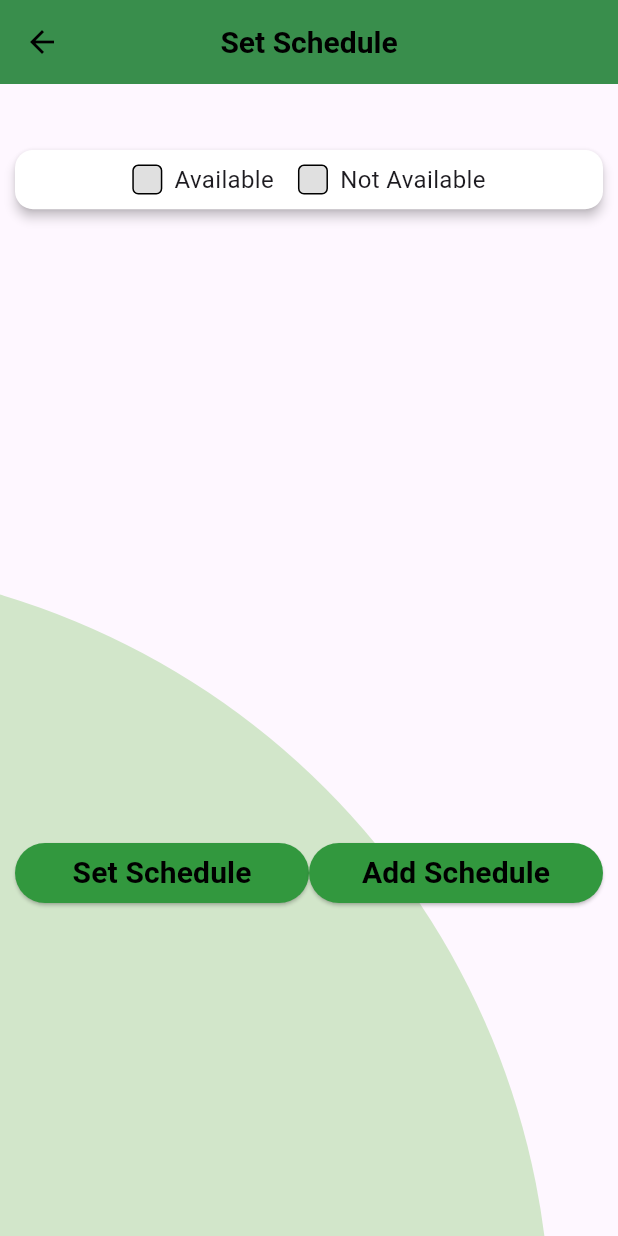
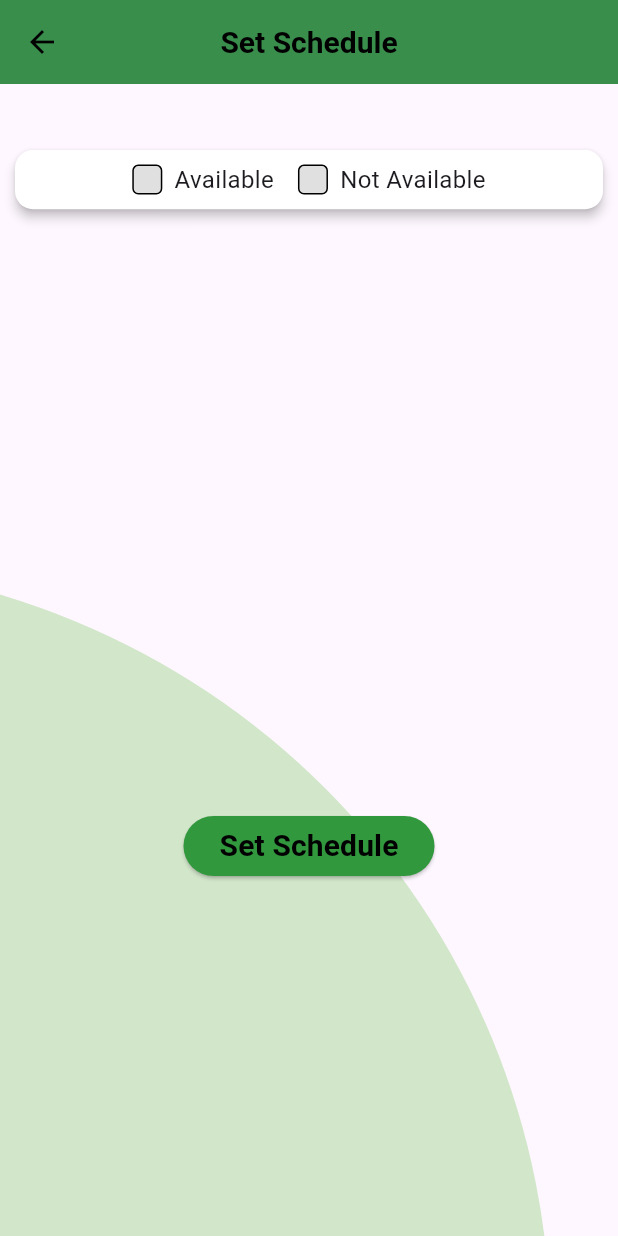
Before and after one commit to umaishasan/ProfessorAppointment, a Flutter app: the SetScheduleScreen screen opened directly, on a phone screen of 412 x 824 dp. Run offline on Flutter 3.47's test engine with Material 3 defaults, Android fonts, the phone set to English and light mode, and no system bars; our stand-ins replace cached_network_image, cloud_firestore, firebase_auth, firebase_core, firebase_database, firebase_messaging and 2 more; accounts and stored records are empty; Roboto replaces fonts that are missing (Heebo).

Commit message:
Update work related to schedule

```diff
--- a/lib/Firebase/FirebaseServices.dart
+++ b/lib/Firebase/FirebaseServices.dart
@@ -218,7 +218,7 @@ class FirebaseServices extends StatelessWidget {
         Firestore.collection(FirestoreScheduleCollectionName)
             .doc(Auth.currentUser!.uid);
     docRef.update({
-      "DatesTimes": FieldValue.arrayUnion(elements),
+      "DatesTimes": elements,
       "Status": status,
     });
     CommonComponent.CreateToast("Set schedule successfully");
--- a/lib/SetScheduleScreen.dart
+++ b/lib/SetScheduleScreen.dart
@@ -1,9 +1,9 @@
+import 'package:cloud_firestore/cloud_firestore.dart';
 import 'package:flutter/material.dart';
 import 'package:scholappoinment_934074496/Components/CommonComponent.dart';
 import 'package:scholappoinment_934074496/Components/DateComponent.dart';
 import 'package:scholappoinment_934074496/Components/TimeComponent.dart';
 import 'package:scholappoinment_934074496/Firebase/FirebaseServices.dart';
-import 'package:scholappoinment_934074496/HomeScreen.dart';
 import 'package:scholappoinment_934074496/main.dart';
 
 class SetScheduleScreen extends StatefulWidget {
@@ -51,60 +51,53 @@ class _SetScheduleScreenState extends State<SetScheduleScreen> {
 
         // both Button
         Container(
-            margin: const EdgeInsets.only(left: 10, right: 10, top: 340),
+            margin: const EdgeInsets.only(left: 10, right: 10, top: 540),
             child: Center(
-                child: Row(
+                child: Column(
               children: [
+                showButton(),
+              ],
+            )))
+      ]),
+    );
+  }
+
+  Widget showButton() {
+    List<Widget> buttons = [];
+
+    if (AvailableText == "Available") {
+      // Add schedule Button
+      buttons.add(createButton("Add Schedule", () => _addSchedule()));
       // Set schedule Button
-                Expanded(
-                  child: ElevatedButton(
-                    onPressed: () {
-                      setSchedule();
-                    },
+      buttons.add(createButton("Set Schedule", () => setSchedule()));
+    } else {
+      // Set schedule Button
+      buttons.add(createButton("Set Schedule", () => setSchedule()));
+    }
+
+    return Column(
+      children: buttons,
+    );
+  }
+
+  Widget createButton(String buttonName, VoidCallback onPressed) {
+    return ElevatedButton(
+      onPressed: onPressed,
       style: ElevatedButton.styleFrom(
         backgroundColor: const Color(0xFF32983E),
         shape: RoundedRectangleBorder(
           borderRadius: BorderRadius.circular(23),
         ),
       ),
-                    child: const Text(
-                      'Set Schedule',
-                      style: TextStyle(
+      child: Text(
+        buttonName,
+        style: const TextStyle(
           color: Colors.black,
           fontSize: 20,
           fontFamily: 'Heebo',
           fontWeight: FontWeight.w700,
         ),
       ),
-                  ),
-                ),
-
-                //Add schedule button
-                Expanded(
-                  child: ElevatedButton(
-                    onPressed: () {
-                      _addSchedule();
-                    },
-                    style: ElevatedButton.styleFrom(
-                      backgroundColor: const Color(0xFF32983E),
-                      shape: RoundedRectangleBorder(
-                        borderRadius: BorderRadius.circular(23),
-                      ),
-                    ),
-                    child: const Text(
-                      'Add Schedule',
-                      style: TextStyle(
-                        color: Colors.black,
-                        fontSize: 20,
-                        fontFamily: 'Heebo',
-                        fontWeight: FontWeight.w700,
-                      ),
-                    ),
-                  ),
-                ),
-              ],
-            )))
-      ]),
     );
   }
 
@@ -171,8 +164,14 @@ class _SetScheduleScreenState extends State<SetScheduleScreen> {
   }
 
   void setSchedule() {
+    if (AvailableText == "Not Available") {
+      SetScheduleScreen.scheduleDateData = [];
+      FirebaseServices.SetSchedule([], AvailableText)
+          .then((_) => CommonComponent.BacktoHome(context));
+    } else {
       FirebaseServices.SetSchedule(
               SetScheduleScreen.scheduleDateData, AvailableText)
           .then((_) => CommonComponent.BacktoHome(context));
     }
   }
+}
```
Lines whose indentation alone changed are shown as unchanged.
